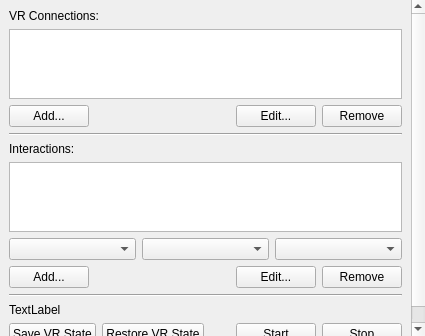
Above: Plugins/CAVEInteraction/pqVRDockPanel.ui from Kitware/ParaView before the change. Below: the same form after it.
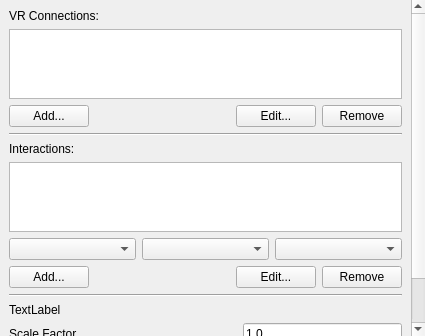
That is the form after the change. Icons and pictures are not drawn. Custom widgets are drawn as their Qt base class.

Commit message: CAVEInteraction: Add a world scale value to the panel

```diff
--- a/Plugins/CAVEInteraction/pqVRDockPanel.ui
+++ b/Plugins/CAVEInteraction/pqVRDockPanel.ui
@@ -18,7 +18,7 @@
     <item row="1" column="0">
      <widget class="QListWidget" name="connectionsTable"/>
     </item>
-    <item row="12" column="0">
+    <item row="13" column="0">
      <layout class="QHBoxLayout" name="horizontalLayout_3">
       <item>
        <widget class="QPushButton" name="saveState">
@@ -200,6 +200,53 @@
        </item>
      </layout>
     </item>
+    <item row="10" column="0">
+     <layout class="QHBoxLayout" name="horizontalLayout_5" stretch="0,0,0,0">
+      <item>
+       <widget class="QLabel" name="scaleLabel">
+        <property name="sizePolicy">
+         <sizepolicy hsizetype="Preferred" vsizetype="Fixed">
+          <horstretch>0</horstretch>
+          <verstretch>0</verstretch>
+         </sizepolicy>
+        </property>
+        <property name="toolTip">
+         <string>Apply this scale to ModelTransformMatrix (NavigationMatrix)</string>
+        </property>
+        <property name="text">
+         <string>Scale Factor</string>
+        </property>
+       </widget>
+      </item>
+      <item>
+       <spacer name="horizontalSpacer_4">
+        <property name="orientation">
+         <enum>Qt::Horizontal</enum>
+        </property>
+        <property name="sizeHint" stdset="0">
+         <size>
+          <width>40</width>
+          <height>20</height>
+         </size>
+        </property>
+       </spacer>
+      </item>
+      <item>
+       <widget class="QLineEdit" name="scaleValue">
+        <property name="text">
+         <string>1.0</string>
+        </property>
+       </widget>
+      </item>
+     </layout>
+    </item>
+    <item row="11" column="0">
+     <widget class="Line" name="anotherLine">
+      <property name="orientation">
+       <enum>Qt::Horizontal</enum>
+      </property>
+     </widget>
+    </item>
     <item row="7" column="0">
      <layout class="QHBoxLayout" name="horizontalLayout_4">
       <item>
@@ -255,7 +302,7 @@
       </item>
      </layout>
     </item>
-    <item row="11" column="0">
+    <item row="12" column="0">
      <layout class="QVBoxLayout" name="collaborationContainer"/>
     </item>
    </layout>
```
The commit also changes 6 other files.
